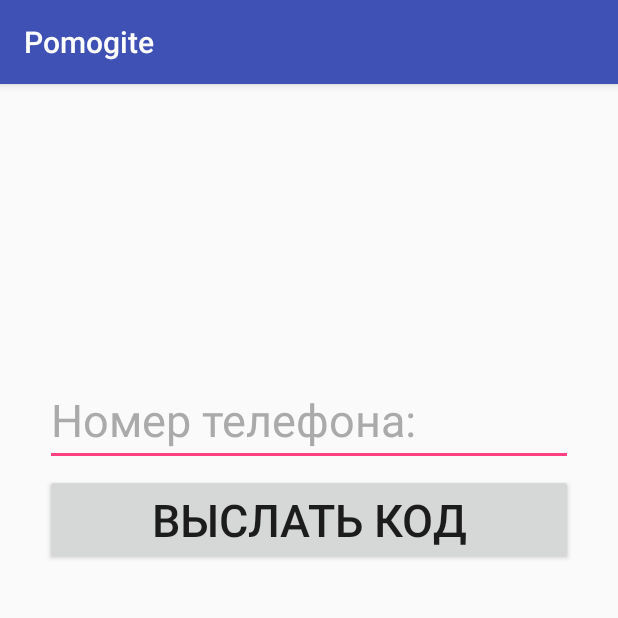
After one commit to vidinalex/Nareznoy, an Android app: the PhoneEnterActivity screen opened directly, with no data from a screen before it, on a phone screen of 412 x 824 dp, the top half of it. The commit adds this screen. Run offline under Robolectric (Android 15) with nearby library versions, the phone set to English and light mode, and no system bars.

Commit message:
-я хз чё там наговнокодил, врд начал делать кэширование -сделан линк телефона к существующему акку

```diff
--- /dev/null
+++ b/app/src/main/java/com/example/vidinalex/helpme/PhoneEnterActivity.java
@@ -0,0 +1,68 @@
+package com.example.vidinalex.helpme;
+
+import android.content.BroadcastReceiver;
+import android.content.Context;
+import android.content.Intent;
+import android.content.IntentFilter;
+import android.os.Bundle;
+import android.support.v7.app.AppCompatActivity;
+import android.view.View;
+import android.widget.Button;
+import android.widget.EditText;
+
+public class PhoneEnterActivity extends AppCompatActivity {
+
+    BroadcastReceiver broadcastReceiver;
+
+    @Override
+    protected void onCreate(Bundle savedInstanceState) {
+        super.onCreate(savedInstanceState);
+        setContentView(R.layout.activity_phone_enter);
+
+        final Button bGetNum = findViewById(R.id.bRegister);
+        final EditText etPhone = findViewById(R.id.etPhoneNumber);
+
+        broadcastReceiver = new BroadcastReceiver() {
+            @Override
+            public void onReceive(Context context, Intent intent) {
+                unregisterReceiver(broadcastReceiver);
+                finish();
+            }
+        };
+
+        registerReceiver(broadcastReceiver, new IntentFilter("PhoneConfirmed"));
+
+        bGetNum.setOnClickListener(new View.OnClickListener() {
+            @Override
+            public void onClick(View view) {
+                //TODO вставить проверку на правильность телефона(новый класс из метода проверки по маскам) и если телефон уже есть или телефон зареган на другого чела
+                PhoneLinker.linkPhoneToAccount(etPhone.getText().toString().trim(), PhoneEnterActivity.this);
+            }
+        });
+    }
+
+    @Override
+    protected void onRestart() {
+        super.onRestart();
+    }
+
+    @Override
+    protected void onStop() {
+        super.onStop();
+    }
+
+    @Override
+    protected void onDestroy() {
+        super.onDestroy();
+    }
+
+    @Override
+    protected void onPause() {
+        super.onPause();
+    }
+
+    @Override
+    public void onBackPressed() {
+        super.onBackPressed();
+    }
+}
--- /dev/null
+++ b/app/src/main/res/layout/activity_phone_enter.xml
@@ -0,0 +1,53 @@
+<?xml version="1.0" encoding="utf-8"?>
+<android.support.constraint.ConstraintLayout xmlns:android="http://schemas.android.com/apk/res/android"
+    xmlns:app="http://schemas.android.com/apk/res-auto"
+    xmlns:tools="http://schemas.android.com/tools"
+    android:layout_width="match_parent"
+    android:layout_height="match_parent"
+    tools:context=".PhoneEnterActivity">
+
+
+
+    <LinearLayout
+        xmlns:android="http://schemas.android.com/apk/res/android"
+        android:id="@+id/activity_main"
+        android:layout_width="match_parent"
+        android:layout_height="match_parent"
+        android:orientation="vertical"
+        android:padding="30dp"
+        android:textColor="@android:color/darker_gray">
+
+        <EditText
+            android:layout_marginTop="70dp"
+            android:layout_width="match_parent"
+            android:layout_height="wrap_content"
+            android:textSize="50sp"
+            android:visibility="invisible"/>
+
+        <EditText
+            android:layout_marginTop="5dp"
+            android:id="@+id/etPhoneNumber"
+            android:textColorHint="@android:color/darker_gray"
+            android:layout_width="match_parent"
+            android:layout_height="wrap_content"
+            android:hint="Номер телефона:"
+            android:textSize="30sp"
+            android:textColor="@android:color/darker_gray"
+            android:inputType="phone" />
+
+
+        <Button
+            android:layout_marginTop="5dp"
+            android:id="@+id/bRegister"
+            android:layout_width="match_parent"
+            android:layout_height="wrap_content"
+            android:textSize="30sp"
+            android:text="ВЫСЛАТЬ КОД" />
+
+
+
+
+
+    </LinearLayout>
+
+</android.support.constraint.ConstraintLayout>
```
Also changed, not shown: app/src/main/AndroidManifest.xml (+7 -12 lines), app/src/main/java/com/example/vidinalex/helpme/EmailRegistrationActivity.java (+7 -2 lines), app/src/main/java/com/example/vidinalex/helpme/SettingsActivity.java (+32 -0 lines), app/src/main/res/layout/activity_settings.xml (+11 -0 lines).
